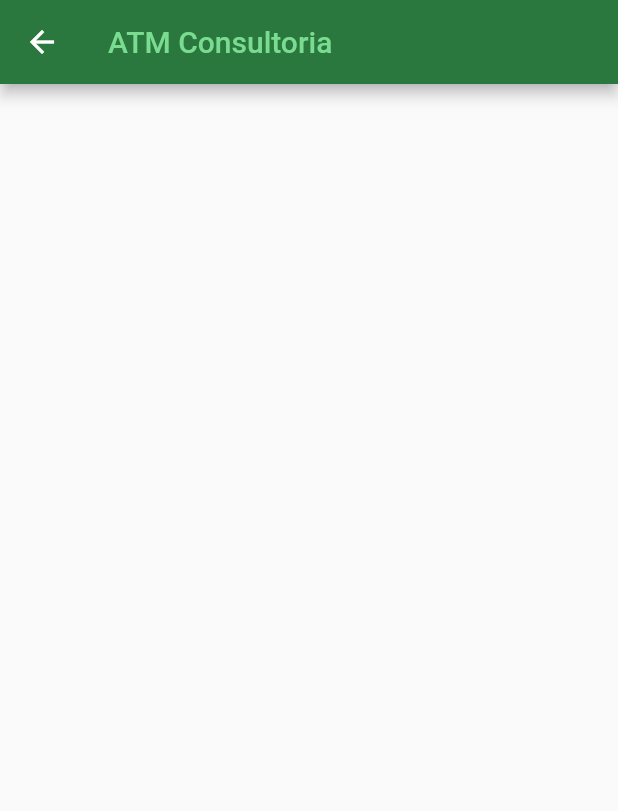
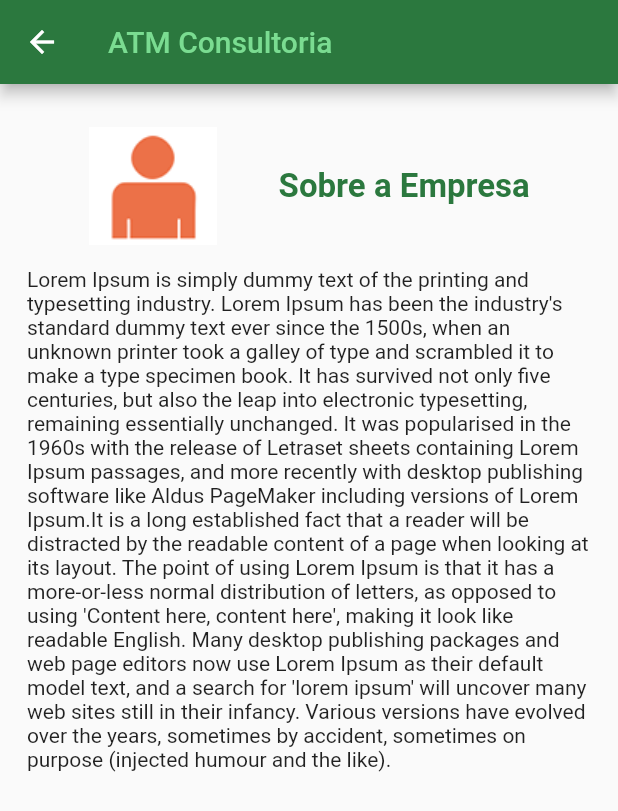
Before and after one commit to GuiQRSM/ATM-Consultaria, a Flutter app: the EmpresaFrame screen opened directly, on a phone screen of 412 x 824 dp. Shown: the top 811 px of the screen. Run offline on Flutter 3.47's test engine with Material 2 defaults, Android fonts, the phone set to English and light mode, and no system bars.

Commit message:
It declares in the Scaffold() class that the body attribute is returned from the stful structure of 'CompanyFrame', which contains the Container() class which as child SingleChildScrollView() which has as child the Column() class which contains a 'children: <Widget >[]' where the Widgets are located.

```diff
--- a/lib/Empresa_Frame.dart
+++ b/lib/Empresa_Frame.dart
@@ -21,6 +21,41 @@ class _EmpresaFrameState extends State<EmpresaFrame> {
           ),),
         backgroundColor: mainColor,
       ),
+      body: Container(
+        child: SingleChildScrollView(
+          padding: EdgeInsets.all(18),
+          child: Column(
+            children: <Widget>[
+              Padding(
+                  padding: EdgeInsets.only(top: 10),
+                child: Row(
+                  mainAxisAlignment: MainAxisAlignment.spaceEvenly,
+                  children: <Widget>[
+                    Image.asset(
+                        "imgs/detalhe_empresa.png",
+                    height: 80,
+                    ),
+                    Text(
+                        "Sobre a Empresa",
+                    style: TextStyle(
+                      fontSize: 22,
+                      fontWeight: FontWeight.w600,
+                      color: mainColor,
+                    ),),
+                  ],
+                ),
+              ),
+              Padding(
+                  padding: EdgeInsets.only(top: 14),
+                child: Text(
+                  "Lorem Ipsum is simply dummy text of the printing and typesetting industry. Lorem Ipsum has been the industry's standard dummy text ever since the 1500s, when an unknown printer took a galley of type and scrambled it to make a type specimen book. It has survived not only five centuries, but also the leap into electronic typesetting, remaining essentially unchanged. It was popularised in the 1960s with the release of Letraset sheets containing Lorem Ipsum passages, and more recently with desktop publishing software like Aldus PageMaker including versions of Lorem Ipsum."
+                      "It is a long established fact that a reader will be distracted by the readable content of a page when looking at its layout. The point of using Lorem Ipsum is that it has a more-or-less normal distribution of letters, as opposed to using 'Content here, content here', making it look like readable English. Many desktop publishing packages and web page editors now use Lorem Ipsum as their default model text, and a search for 'lorem ipsum' will uncover many web sites still in their infancy. Various versions have evolved over the years, sometimes by accident, sometimes on purpose (injected humour and the like).",
+                ),
+              )
+            ],
+          ),
+        ),
+      ),
     );
   }
 }
```
